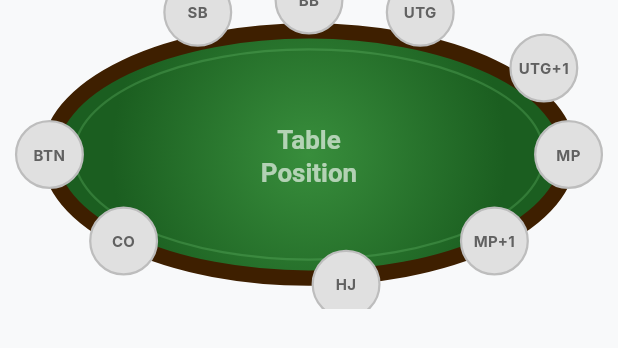
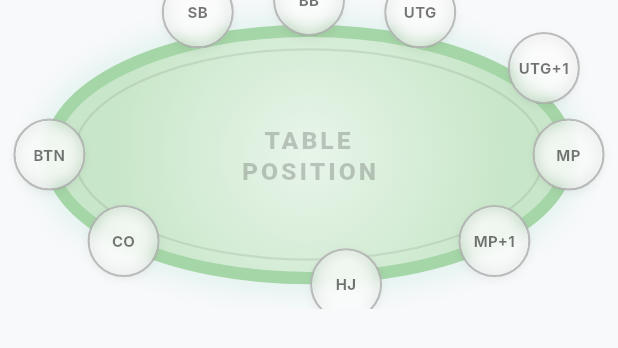
Before and after one commit to kvesen/PokerHandSuggester, a Flutter app: the PositionSelector widget shown alone on an empty page, opened directly with empty values, on a phone screen of 412 x 824 dp. Shown: the top 348 px of the screen. Run offline on Flutter 3.47's test engine with Material 3 defaults, Android fonts, the phone set to English and light mode, and no system bars; our stand-ins replace camera, image_picker, permission_handler, shared_preferences; missing offline and left inert: google_mlkit_text_recognition; accounts and stored records are empty; Roboto replaces fonts that are missing (Inter); statements that could not run were skipped.

Commit message:
Refactor position selector for dark mode support

```diff
--- a/lib/ui/widgets/position_selector.dart
+++ b/lib/ui/widgets/position_selector.dart
@@ -1,8 +1,8 @@
 /// Position selector widget — oval poker table with 9 tappable seats.
 library;
 
+import 'dart:ui';
 import 'package:flutter/material.dart';
-
 import '../../models/position.dart';
 
 /// Displays a visual oval poker table with 9 tappable seats.
@@ -24,39 +24,29 @@ class PositionSelector extends StatelessWidget {
     this.maxVillains = 1,
   });
 
-  /// Callback invoked when the user selects or clears the hero position.
   final ValueChanged<TablePosition?> onPositionChanged;
-
-  /// The currently selected hero position (null = none selected).
   final TablePosition? selectedPosition;
-
-  /// The currently selected villain seats.
   final List<TablePosition> villainPositions;
-
-  /// Callback invoked when villain seats change.
-  /// If null, villain selection is disabled.
   final ValueChanged<List<TablePosition>>? onVillainPositionsChanged;
-
-  /// Maximum number of villain seats that can be selected.
   final int maxVillains;
 
-  // Seats arranged clockwise from the Button (standard poker table order:
-  // BTN → SB → BB → UTG → UTG+1 → MP → MP+1 → HJ → CO → back to BTN).
-  // Fractional coordinates: (x from left, y from top).
+  // Seats arranged clockwise from the Button
   static const List<(TablePosition, double, double)> _seats = [
-    (TablePosition.button,     0.08, 0.50),  // left-middle (dealer)
-    (TablePosition.smallBlind, 0.32, 0.04),  // upper-left
-    (TablePosition.bigBlind,   0.50, 0.00),  // top-center
-    (TablePosition.utg,        0.68, 0.04),  // upper-right
-    (TablePosition.utg1,       0.88, 0.22),  // right-upper
-    (TablePosition.mp,         0.92, 0.50),  // right-middle
-    (TablePosition.mp1,        0.80, 0.78),  // lower-right
-    (TablePosition.hijack,     0.56, 0.92),  // bottom-center
-    (TablePosition.cutoff,     0.20, 0.78),  // lower-left
+    (TablePosition.button,     0.08, 0.50),
+    (TablePosition.smallBlind, 0.32, 0.04),
+    (TablePosition.bigBlind,   0.50, 0.00),
+    (TablePosition.utg,        0.68, 0.04),
+    (TablePosition.utg1,       0.88, 0.22),
+    (TablePosition.mp,         0.92, 0.50),
+    (TablePosition.mp1,        0.80, 0.78),
+    (TablePosition.hijack,     0.56, 0.92),
+    (TablePosition.cutoff,     0.20, 0.78),
   ];
 
   @override
   Widget build(BuildContext context) {
+    final isDark = Theme.of(context).brightness == Brightness.dark;
+
     return AspectRatio(
       aspectRatio: 2.0,
       child: LayoutBuilder(
@@ -65,13 +55,13 @@ class PositionSelector extends StatelessWidget {
           final h = constraints.maxHeight;
           return Stack(
             children: [
-              // Table background
+              // Premium Table Background
               Positioned.fill(
-                child: CustomPaint(painter: _TableOutlinePainter()),
+                child: CustomPaint(painter: _TableOutlinePainter(isDark: isDark)),
               ),
-              // Seats
+              // Interactive Seats
               for (final (pos, fx, fy) in _seats)
-                _buildSeat(pos, fx * w, fy * h),
+                _buildSeat(context, pos, fx * w, fy * h, isDark),
             ],
           );
         },
@@ -79,10 +69,30 @@ class PositionSelector extends StatelessWidget {
     );
   }
 
-  Widget _buildSeat(TablePosition pos, double cx, double cy) {
-    const seatSize = 46.0;
+  Widget _buildSeat(BuildContext context, TablePosition pos, double cx, double cy, bool isDark) {
+    const seatSize = 48.0;
     final isHero = selectedPosition == pos;
     final isVillain = villainPositions.contains(pos);
+    final theme = Theme.of(context);
+
+    // Dynamic colors based on state
+    final Color borderColor;
+    final Color shadowColor;
+    final Color textColor;
+
+    if (isHero) {
+      borderColor = const Color(0xFF10B981); // Emerald glow
+      shadowColor = const Color(0xFF10B981);
+      textColor = Colors.white;
+    } else if (isVillain) {
+      borderColor = const Color(0xFFEF4444); // Ruby glow
+      shadowColor = const Color(0xFFEF4444);
+      textColor = Colors.white;
+    } else {
+      borderColor = isDark ? Colors.white24 : Colors.black26;
+      shadowColor = Colors.transparent;
+      textColor = isDark ? Colors.white60 : Colors.black54;
+    }
 
     return Positioned(
       left: cx - seatSize / 2,
@@ -90,98 +100,89 @@ class PositionSelector extends StatelessWidget {
       child: GestureDetector(
         onTap: () {
           if (isHero) {
-            // Tap selected hero seat → deselect hero
             onPositionChanged(null);
           } else if (isVillain) {
-            // Tap villain seat → remove it from villain list
             if (onVillainPositionsChanged != null) {
-              final updated = List<TablePosition>.from(villainPositions)
-                ..remove(pos);
+              final updated = List<TablePosition>.from(villainPositions)..remove(pos);
               onVillainPositionsChanged!(updated);
             }
           } else {
-            // Empty seat: set as hero first, then fill villain slots.
             if (selectedPosition == null) {
               onPositionChanged(pos);
-            } else if (onVillainPositionsChanged != null &&
-                villainPositions.length < maxVillains) {
-              final updated = List<TablePosition>.from(villainPositions)
-                ..add(pos);
+            } else if (onVillainPositionsChanged != null && villainPositions.length < maxVillains) {
+              final updated = List<TablePosition>.from(villainPositions)..add(pos);
               onVillainPositionsChanged!(updated);
             } else if (onVillainPositionsChanged == null) {
               onPositionChanged(pos);
             }
           }
         },
-        child: Container(
+        child: AnimatedContainer(
+          duration: const Duration(milliseconds: 250),
+          curve: Curves.easeOutBack,
           width: seatSize,
           height: seatSize,
           decoration: BoxDecoration(
-            color: isHero
-                ? const Color(0xFF2E7D32)
-                : isVillain
-                    ? const Color(0xFFEF5350)
-                    : Colors.grey.shade300,
             shape: BoxShape.circle,
+            // Glassmorphism base
+            color: isDark ? Colors.black54 : Colors.white.withOpacity(0.8),
             border: Border.all(
-              color: isHero
-                  ? const Color(0xFF1B5E20)
-                  : isVillain
-                      ? const Color(0xFFB71C1C)
-                      : Colors.grey.shade400,
+              color: borderColor,
               width: (isHero || isVillain) ? 2.5 : 1.5,
             ),
-            boxShadow: isHero
-                ? const [
+            boxShadow: [
+              if (isHero || isVillain)
                 BoxShadow(
-                      color: Color(0x552E7D32),
-                      blurRadius: 6,
+                  color: shadowColor.withOpacity(isDark ? 0.5 : 0.6),
+                  blurRadius: 10,
                   spreadRadius: 1,
-                    )
-                  ]
-                : isVillain
-                    ? const [
+                ),
+              if (!isHero && !isVillain)
                 BoxShadow(
-                          color: Color(0x55EF5350),
-                          blurRadius: 6,
-                          spreadRadius: 1,
-                        )
-                      ]
-                    : null,
+                  color: Colors.black.withOpacity(0.05),
+                  blurRadius: 4,
+                  offset: const Offset(0, 2),
                 ),
+            ],
+          ),
+          child: ClipOval(
+            child: BackdropFilter(
+              filter: ImageFilter.blur(sigmaX: 5, sigmaY: 5),
               child: Column(
                 mainAxisAlignment: MainAxisAlignment.center,
                 children: [
                   if (isHero)
-                const Text(
+                    Text(
                       'YOU',
                       style: TextStyle(
-                    color: Colors.white,
+                        color: borderColor,
                         fontSize: 8,
-                    fontWeight: FontWeight.bold,
+                        fontWeight: FontWeight.w900,
+                        letterSpacing: 0.5,
                       ),
                     )
                   else if (isVillain)
-                const Text(
+                    Text(
                       'OPP',
                       style: TextStyle(
-                    color: Colors.white,
+                        color: borderColor,
                         fontSize: 8,
-                    fontWeight: FontWeight.bold,
+                        fontWeight: FontWeight.w900,
+                        letterSpacing: 0.5,
                       ),
                     ),
                   Text(
                     positionLabel(pos),
                     style: TextStyle(
-                  color: (isHero || isVillain)
-                      ? Colors.white
-                      : Colors.grey.shade700,
+                      color: textColor,
                       fontSize: (isHero || isVillain) ? 9 : 10,
                       fontWeight: FontWeight.bold,
                     ),
                     textAlign: TextAlign.center,
                   ),
                 ],
+              ),
+            ),
           ),
         ),
       ),
@@ -194,6 +195,9 @@ class PositionSelector extends StatelessWidget {
 // ---------------------------------------------------------------------------
 
 class _TableOutlinePainter extends CustomPainter {
+  final bool isDark;
+  _TableOutlinePainter({required this.isDark});
+
   @override
   void paint(Canvas canvas, Size size) {
     final w = size.width;
@@ -201,39 +205,50 @@ class _TableOutlinePainter extends CustomPainter {
 
     final rect = Rect.fromLTWH(w * 0.08, h * 0.10, w * 0.84, h * 0.80);
 
-    // Felt fill
+    // Neon glowing rail border
+    final outerGlowPaint = Paint()
+      ..color = const Color(0xFF10B981).withOpacity(isDark ? 0.3 : 0.15)
+      ..style = PaintingStyle.stroke
+      ..strokeWidth = w * 0.035
+      ..maskFilter = const MaskFilter.blur(BlurStyle.normal, 10);
+    canvas.drawOval(rect, outerGlowPaint);
+
+    // Rich dark felt fill
     final feltPaint = Paint()
       ..shader = RadialGradient(
-        colors: const [Color(0xFF388E3C), Color(0xFF1B5E20)],
+        colors: isDark
+            ? [const Color(0xFF1B3B2B), const Color(0xFF0D1C15)]
+            : [const Color(0xFFE8F5E9), const Color(0xFFC8E6C9)],
         center: Alignment.center,
         radius: 0.8,
       ).createShader(rect)
       ..style = PaintingStyle.fill;
     canvas.drawOval(rect, feltPaint);
 
-    // Rail border
+    // Solid rail edge
     final borderPaint = Paint()
-      ..color = const Color(0xFF3E1F00)
+      ..color = isDark ? const Color(0xFF234B36) : const Color(0xFFA5D6A7)
       ..style = PaintingStyle.stroke
-      ..strokeWidth = w * 0.025;
+      ..strokeWidth = w * 0.02;
     canvas.drawOval(rect, borderPaint);
 
-    // Inner highlight ring
+    // Subtle inner felt ring
     final innerRect = Rect.fromLTWH(
         w * 0.12, h * 0.16, w * 0.76, h * 0.68);
     final innerPaint = Paint()
-      ..color = const Color(0xFF66BB6A).withAlpha(80)
+      ..color = (isDark ? Colors.white : Colors.black).withOpacity(0.08)
       ..style = PaintingStyle.stroke
       ..strokeWidth = 1.5;
     canvas.drawOval(innerRect, innerPaint);
 
-    // "Table Position" label in center
+    // Center watermark label
     final textSpan = TextSpan(
-      text: 'Table\nPosition',
+      text: 'TABLE\nPOSITION',
       style: TextStyle(
-        color: Colors.white.withAlpha(160),
-        fontSize: w * 0.042,
-        fontWeight: FontWeight.bold,
+        color: (isDark ? Colors.white : Colors.black).withOpacity(0.2),
+        fontSize: w * 0.040,
+        fontWeight: FontWeight.w900,
+        letterSpacing: 2.0,
         height: 1.3,
       ),
     );
@@ -249,5 +264,7 @@ class _TableOutlinePainter extends CustomPainter {
   }
 
   @override
-  bool shouldRepaint(covariant CustomPainter oldDelegate) => false;
+  bool shouldRepaint(covariant _TableOutlinePainter oldDelegate) {
+    return oldDelegate.isDark != isDark;
   }
+}
```
Lines whose indentation alone changed are shown as unchanged.
